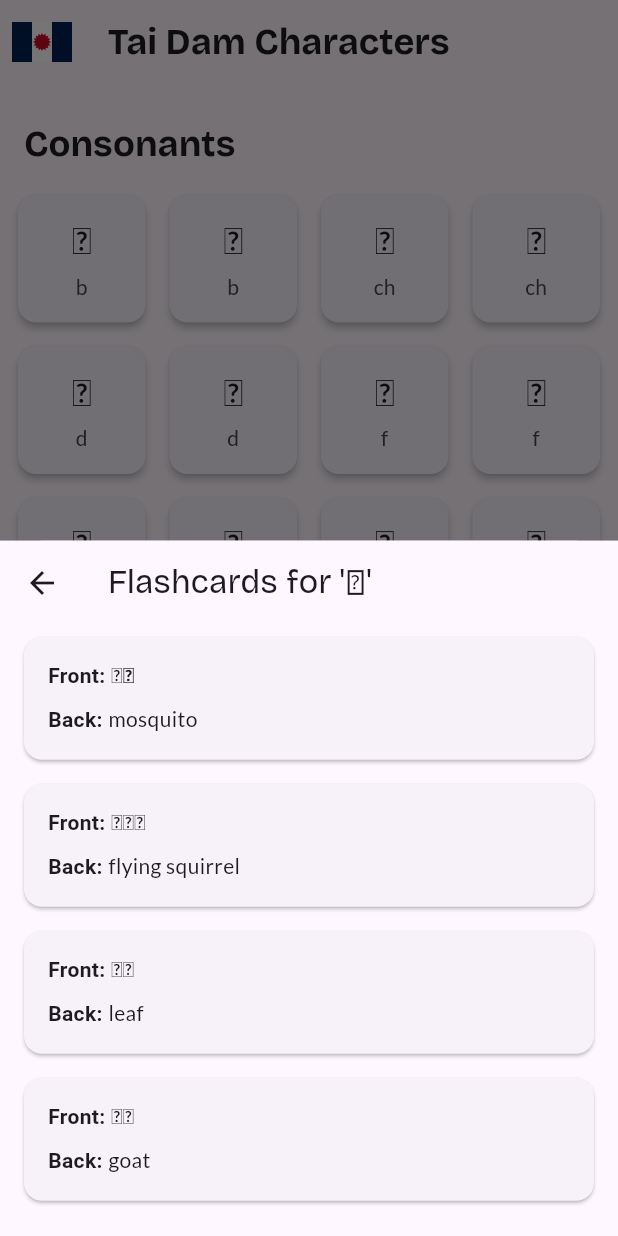
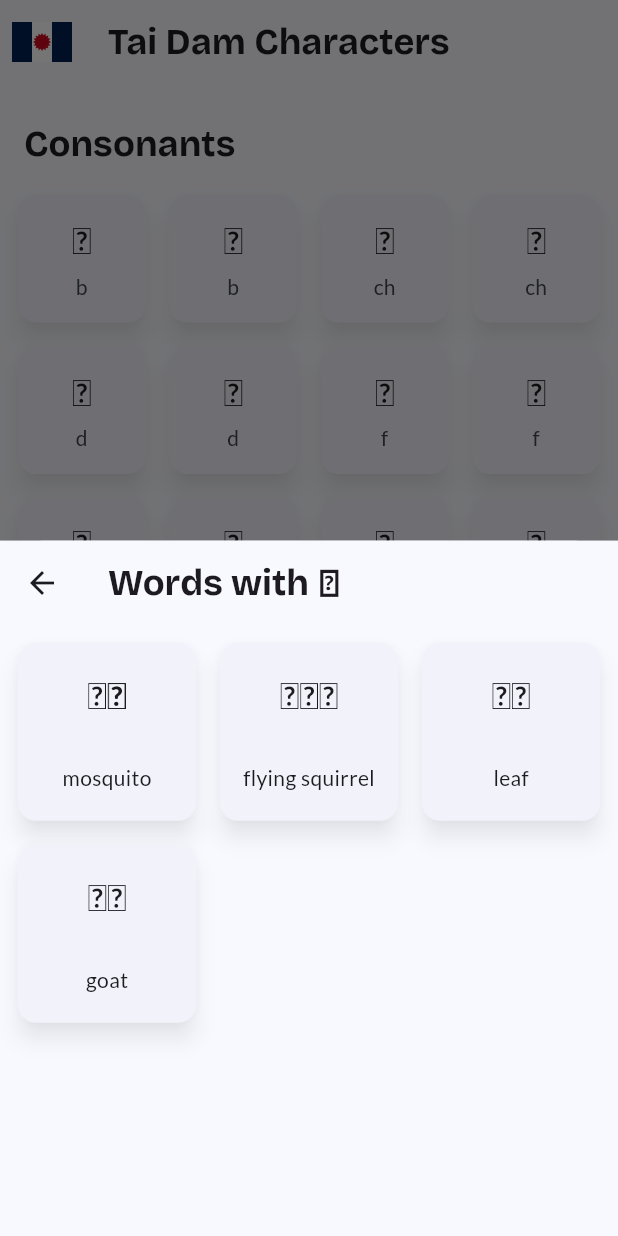
Before and after one commit to mthongvanh/taidamTutor, a Flutter app: the screen it shows after launch, after a tap on an icon or button, on a phone screen of 412 x 824 dp. Run offline on Flutter 3.47's test engine with Material 3 defaults, Android fonts, the phone set to English and light mode, and no system bars; our stand-ins replace audioplayers, equatable, flutter_bloc, get_it, google_fonts; project files that could hold a hidden picture were left out.

Commit message:
feat: update app icons and launch images; replace with new assets and enhance UI components with custom card and text extensions

```diff
--- a/lib/feature/character_list/character_list.dart
+++ b/lib/feature/character_list/character_list.dart
@@ -4,6 +4,8 @@ import 'package:taidam_tutor/core/data/characters/models/character.dart';
 import 'package:taidam_tutor/feature/character_list/cubit/character_list_cubit.dart';
 import 'package:taidam_tutor/feature/character_list/cubit/character_list_state.dart';
 import 'package:taidam_tutor/feature/flashcard/flashcard_screen.dart';
+import 'package:taidam_tutor/utils/extensions/card_ext.dart';
+import 'package:taidam_tutor/utils/extensions/text_ext.dart';
 
 class CharacterListPage extends StatelessWidget {
   const CharacterListPage({super.key});
@@ -18,11 +20,9 @@ class CharacterListPage extends StatelessWidget {
             'assets/images/png/flag.png',
           ),
         ),
-        title: Text(
+        title: TaiText.appBarTitle(
           'Tai Dam Characters',
-          style: Theme.of(context).textTheme.headlineSmall?.copyWith(
-                fontWeight: FontWeight.bold,
-              ),
+          context,
         ),
       ),
       body: BlocProvider<CharacterListCubit>(
@@ -141,9 +141,7 @@ class _CharacterListCard extends StatelessWidget {
 
   @override
   Widget build(BuildContext context) {
-    return Card(
-      clipBehavior: Clip.hardEdge,
-      elevation: 2.0,
+    return TaiCard(
       child: InkWell(
         onTap: onTap,
         child: Padding(
--- a/lib/feature/flashcard/flashcard_screen.dart
+++ b/lib/feature/flashcard/flashcard_screen.dart
@@ -4,6 +4,8 @@ import 'package:flutter_bloc/flutter_bloc.dart';
 import 'package:taidam_tutor/core/data/characters/models/character.dart';
 import 'package:taidam_tutor/core/data/flashcards/models/flashcard_model.dart';
 import 'package:taidam_tutor/feature/flashcard/cubit/character_flashcards_cubit.dart';
+import 'package:taidam_tutor/utils/extensions/card_ext.dart';
+import 'package:taidam_tutor/utils/extensions/text_ext.dart';
 
 class CharacterFlashcardsScreen extends StatelessWidget {
   final Character characterModel;
@@ -17,7 +19,10 @@ class CharacterFlashcardsScreen extends StatelessWidget {
   Widget build(BuildContext context) {
     return Scaffold(
       appBar: AppBar(
-        title: Text("Flashcards for '${characterModel.character}'"),
+        title: TaiText.appBarTitle(
+          "Words with ${characterModel.character}",
+          context,
+        ),
       ),
       body: BlocProvider(
         create: (context) => CharacterFlashcardsCubit(characterModel),
@@ -63,7 +68,13 @@ class CharacterFlashcardsView extends StatelessWidget {
                 ),
               );
             }
-            return ListView.builder(
+            return GridView.builder(
+              gridDelegate: const SliverGridDelegateWithFixedCrossAxisCount(
+                crossAxisCount: 3,
+                childAspectRatio: 1,
+                crossAxisSpacing: 8,
+                mainAxisSpacing: 8,
+              ),
               itemCount: state.flashcards.length,
               itemBuilder: (context, index) {
                 final flashcard = state.flashcards[index];
@@ -72,6 +83,7 @@ class CharacterFlashcardsView extends StatelessWidget {
                   characterToHighlight: characterToHighlight,
                 );
               },
+              padding: const EdgeInsets.all(8),
             );
         }
       },
@@ -93,9 +105,7 @@ class FlashcardItemWidget extends StatelessWidget {
 
   @override
   Widget build(BuildContext context) {
-    return Card(
-      margin: const EdgeInsets.symmetric(horizontal: 16, vertical: 8),
-      clipBehavior: Clip.hardEdge,
+    return TaiCard(
       child: InkWell(
         onTap: () {
           if (flashcard.audio != null && flashcard.audio!.isNotEmpty) {
@@ -103,35 +113,19 @@ class FlashcardItemWidget extends StatelessWidget {
           }
         },
         child: Padding(
-          padding: const EdgeInsets.all(16.0),
+          padding: const EdgeInsets.all(8.0),
           child: Column(
-            crossAxisAlignment: CrossAxisAlignment.start,
+            crossAxisAlignment: CrossAxisAlignment.center,
+            mainAxisAlignment: MainAxisAlignment.spaceEvenly,
             children: [
-              Text.rich(
-                TextSpan(
-                  children: [
-                    const TextSpan(
-                        text: "Front: ",
-                        style: TextStyle(fontWeight: FontWeight.bold)),
-                    TextSpan(
-                      text: flashcard.question,
-                    ),
-                  ],
-                ),
+              Text(
+                flashcard.question,
+                style: TextStyle(fontSize: 24),
+                maxLines: 2,
+                textAlign: TextAlign.center,
               ),
               const SizedBox(height: 8),
-              Text.rich(
-                TextSpan(
-                  children: [
-                    const TextSpan(
-                        text: "Back: ",
-                        style: TextStyle(fontWeight: FontWeight.bold)),
-                    TextSpan(
-                      text: flashcard.answer,
-                    ),
-                  ],
-                ),
-              ),
+              Text(flashcard.answer),
             ],
           ),
         ),
--- a/lib/feature/letter_search/cubit/letter_search_cubit.dart
+++ b/lib/feature/letter_search/cubit/letter_search_cubit.dart
@@ -37,7 +37,7 @@ class LetterSearchCubit extends Cubit<LetterSearchState> {
 
   void initializeGrid({
     required int size,
-    SearchMode searchMode = SearchMode.wordsContainingCharacter,
+    SearchMode searchMode = SearchMode.singleCharacter,
     int retryCount = 0,
   }) async {
     emit(
@@ -99,6 +99,7 @@ class LetterSearchCubit extends Cubit<LetterSearchState> {
         return;
       }
 
+      lettersPool.shuffle();
       final newGrid = _generateNewGrid(size, lettersPool, searchMode);
 
       emit(state.copyWith(
--- a/lib/feature/letter_search/widgets/letter_grid/letter_grid.dart
+++ b/lib/feature/letter_search/widgets/letter_grid/letter_grid.dart
@@ -4,6 +4,8 @@ import 'package:flutter_bloc/flutter_bloc.dart';
 import 'package:taidam_tutor/feature/letter_search/cubit/letter_search_cubit.dart';
 import 'package:taidam_tutor/feature/letter_search/cubit/letter_search_state.dart';
 import 'package:taidam_tutor/feature/letter_search/widgets/letter_grid/core/data/models/grid_cell.dart';
+import 'package:taidam_tutor/utils/extensions/card_ext.dart';
+import 'package:taidam_tutor/utils/extensions/text_ext.dart';
 
 class LetterGrid extends StatelessWidget {
   final AudioPlayer audioPlayer;
@@ -23,15 +25,18 @@ class LetterGrid extends StatelessWidget {
               prev.isLoading != curr.isLoading,
           builder: (context, state) {
             if (state.isLoading && state.targetLetter == null) {
-              return const Text('Character Search Game');
+              return TaiText.appBarTitle(
+                'Character Search Game',
+                context,
+              );
             }
-            return Text(
+            return TaiText.appBarTitle(
                 state.targetLetter == null
                     ? 'Character Search Game'
                     : state.searchMode == SearchMode.singleCharacter
                         ? 'Find'
                         : 'Find words containing',
-            );
+                context);
           },
         ),
         actions: [
@@ -84,7 +89,7 @@ class LetterGrid extends StatelessWidget {
               spacing: 16,
               children: [
                 Padding(
-                  padding: const EdgeInsets.all(8.0),
+                  padding: const EdgeInsets.all(0.0),
                   child: Column(
                     children: [
                       SizedBox(
@@ -190,9 +195,12 @@ class LetterGrid extends StatelessWidget {
       barrierDismissible: false, // User must tap button to close
       builder: (BuildContext dialogContext) {
         return AlertDialog(
-          title: const Text(
+          title: Text(
             'Congratulations!',
             textAlign: TextAlign.center,
+            style: Theme.of(context).textTheme.titleLarge?.copyWith(
+                  fontWeight: FontWeight.bold,
+                ),
           ),
           content: Column(
             mainAxisSize: MainAxisSize.min,
@@ -200,15 +208,18 @@ class LetterGrid extends StatelessWidget {
             children: [
               Card(
                 clipBehavior: Clip.hardEdge,
+                shadowColor: Colors.black38,
+                elevation: 6.0,
                 child: Image.asset(
                   'assets/images/png/celebrate.png',
                   width: 200,
                   height: 200,
                 ),
               ),
-              const Text(
+              Text(
                 'You found them all!',
                 textAlign: TextAlign.center,
+                style: Theme.of(context).textTheme.bodyLarge,
               ),
             ],
           ),
@@ -255,16 +266,18 @@ class _SearchGridItem extends StatelessWidget {
         }
         context.read<LetterSearchCubit>().cellTapped(rowIndex, colIndex);
       },
+      child: TaiCard(
         child: Container(
-        margin: const EdgeInsets.all(2.0),
+          // margin: const EdgeInsets.all(2.0),
+          color: backgroundColor,
           width: cellSize,
           height: cellSize,
           alignment: Alignment.center,
-        decoration: BoxDecoration(
-          color: backgroundColor,
-          borderRadius: BorderRadius.circular(4.0),
-          border: Border.all(color: Colors.black26, width: 0.5),
-        ),
+          // decoration: BoxDecoration(
+          //   color: backgroundColor,
+          //   borderRadius: BorderRadius.circular(8.0),
+          //   border: Border.all(color: Colors.black26, width: 0.5),
+          // ),
           child: Padding(
             padding: const EdgeInsets.all(4.0),
             child: Text(
@@ -275,6 +288,7 @@ class _SearchGridItem extends StatelessWidget {
                 color: Theme.of(context).colorScheme.onSurfaceVariant,
                 fontSize: fontSize,
                 fontWeight: FontWeight.bold,
+              ),
             ),
           ),
         ),
@@ -293,7 +307,7 @@ class _LetterSearchError extends StatelessWidget {
       child: Padding(
         padding: const EdgeInsets.all(16.0),
         child: Column(
-          mainAxisAlignment: MainAxisAlignment.center,
+          // mainAxisAlignment: MainAxisAlignment.center,
           spacing: 16,
           children: [
             Text(
@@ -301,12 +315,13 @@ class _LetterSearchError extends StatelessWidget {
               style: Theme.of(context).textTheme.titleLarge,
               textAlign: TextAlign.center,
             ),
-            Card(
-              clipBehavior: Clip.hardEdge,
+            TaiCard(
+              shadowColor: Colors.black,
+              elevation: 12,
               child: Image.asset(
                 'assets/images/png/sad-construction.png',
-                width: 200,
-                height: 200,
+                // width: 200,
+                // height: 200,
               ),
             ),
             const SizedBox(height: 20),
--- a/lib/main.dart
+++ b/lib/main.dart
@@ -14,6 +14,7 @@
     MaterialApp(
       title: 'Flutter Demo',
       theme: ThemeData(
+        colorScheme: ColorScheme.fromSeed(seedColor: Colors.blue),
         textTheme: GoogleFonts.bricolageGrotesqueTextTheme().copyWith(
           bodyLarge: GoogleFonts.latoTextTheme().bodyLarge,
           bodyMedium: GoogleFonts.latoTextTheme().bodyMedium,
@@ -21,6 +22,18 @@
         ),
       ),
       darkTheme: ThemeData.dark().copyWith(
+        appBarTheme: const AppBarTheme(
+          backgroundColor: Colors.black12,
+          foregroundColor: Colors.white,
+        ),
+        bottomNavigationBarTheme: BottomNavigationBarThemeData(
+          elevation: 0,
+        ),
+        scaffoldBackgroundColor: Colors.transparent,
+        colorScheme: ColorScheme.fromSeed(
+          seedColor: Colors.blue,
+          brightness: Brightness.dark,
+        ),
         textTheme: GoogleFonts.bricolageGrotesqueTextTheme(darkText).copyWith(
           bodyLarge: GoogleFonts.latoTextTheme(darkText).bodyLarge,
           bodyMedium: GoogleFonts.latoTextTheme(darkText).bodyMedium,
@@ -68,9 +81,24 @@
     return BlocBuilder<AppCubit, int>(
       builder: (context, state) {
         return Scaffold(
-          body: Center(
-            child: _widgetOptions.elementAt(state),
+          body: Container(
+            decoration: BoxDecoration(
+              gradient: Theme.of(context).brightness == Brightness.dark
+                  ? LinearGradient(
+                      colors: [
+                        const Color.fromARGB(80, 42, 84, 112),
+                        const Color.fromARGB(80, 66, 65, 119),
+                      ],
+                      begin: Alignment.topLeft,
+                      end: Alignment.bottomRight,
+                    )
+                  : null,
+            ),
+            child: Center(
+              child: _widgetOptions.elementAt(state),
+            ),
           ),
+          resizeToAvoidBottomInset: true,
           bottomNavigationBar: BottomNavigationBar(
             items: const <BottomNavigationBarItem>[
               BottomNavigationBarItem(
--- /dev/null
+++ b/lib/utils/extensions/card_ext.dart
@@ -0,0 +1,35 @@
+import 'package:flutter/material.dart';
+
+class TaiCard extends Card {
+  const TaiCard({
+    required super.child,
+    super.key,
+    super.color,
+    super.shape,
+    super.margin,
+    double? elevation,
+    Clip? clipBehavior,
+    Color? shadowColor,
+  }) : super(
+          elevation: elevation ?? 6.0,
+          shadowColor: shadowColor ?? Colors.black38,
+          clipBehavior: clipBehavior ?? Clip.hardEdge,
+        );
+
+  /// The TaiCard.margin constructor creates a card with a default margin.
+  const TaiCard.margin({
+    super.key,
+    required super.child,
+    super.color,
+    super.shape,
+    double? elevation,
+    Clip? clipBehavior,
+    EdgeInsetsGeometry? margin,
+    Color? shadowColor,
+  }) : super(
+          elevation: elevation ?? 6.0,
+          shadowColor: shadowColor ?? Colors.black38,
+          clipBehavior: clipBehavior ?? Clip.hardEdge,
+          margin: margin ?? const EdgeInsets.all(8),
+        );
+}
--- /dev/null
+++ b/lib/utils/extensions/text_ext.dart
@@ -0,0 +1,12 @@
+import 'package:flutter/material.dart';
+
+extension TaiText on Text {
+  static Text appBarTitle(String text, BuildContext context) {
+    return Text(
+      text,
+      style: Theme.of(context).textTheme.headlineSmall?.copyWith(
+            fontWeight: FontWeight.bold,
+          ),
+    );
+  }
+}
```
Also changed, not shown: 20 other files. Lines whose indentation alone changed are shown as unchanged.
